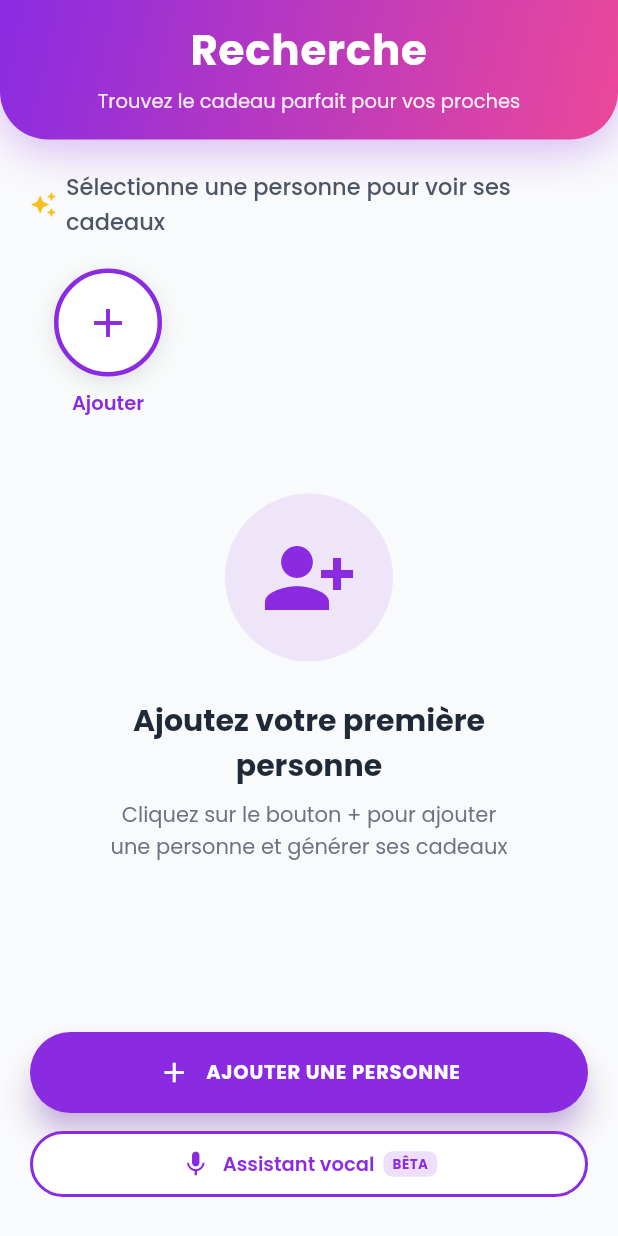
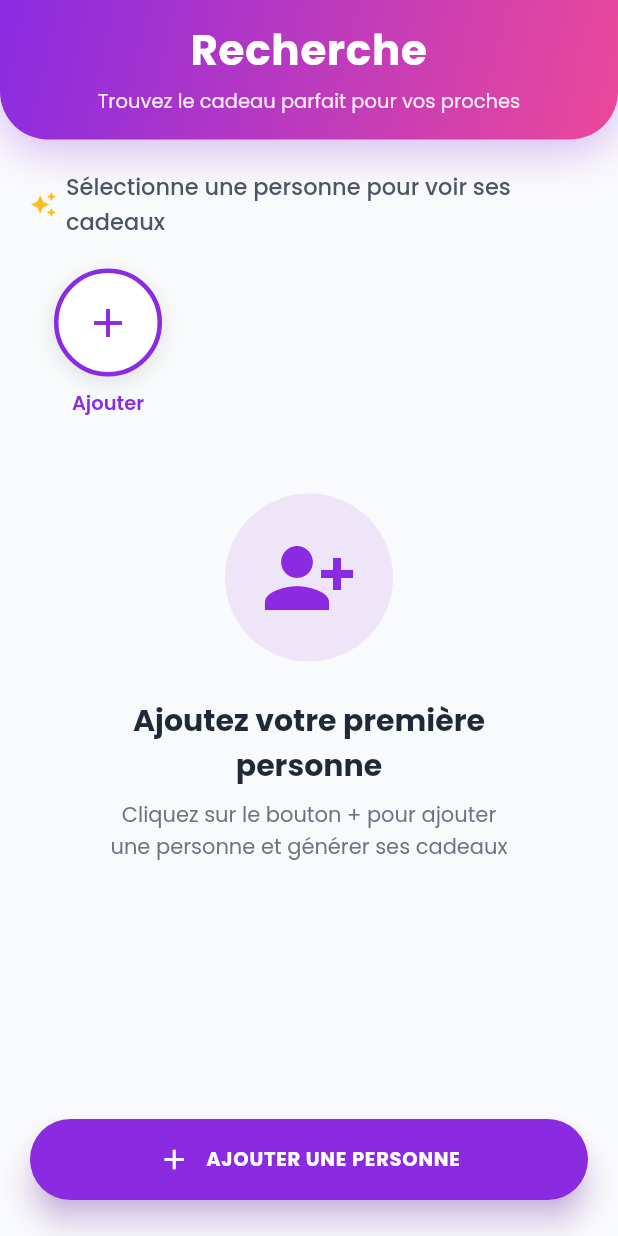
Before and after one commit to Aureliengrl/Doron, a Flutter app: the SearchPageWidget screen opened directly, on a phone screen of 412 x 824 dp. Run offline on Flutter 3.47's test engine with Material 3 defaults, Android fonts, the phone set to English and light mode, and no system bars; our stand-ins replace auto_size_text, cached_network_image, cloud_firestore, easy_debounce, equatable, firebase_auth and 16 more; missing offline and left inert: json_path, mime_type; accounts and stored records are empty; network calls fail; project files that could hold a hidden picture were left out.

Commit message:
MAJOR FIX: Suppression Assistant Vocal + Filtrage Genre STRICT + Corrections bugs
🗑️ SUPPRESSION ASSISTANT VOCAL:
- Suppression du bouton dans search_page_widget.dart
- Suppression des routes dans nav.dart
- Les fichiers restent mais ne sont plus accessibles

👤 FILTRAGE GENRE ULTRA-STRICT (Mode Person):
- Détection intelligente du genre via mots-clés si pas de tag
  (robe, maquillage, lingerie = femme / cravate, rasoir, barbe = homme)
- EXCLUSION STRICTE des produits du mauvais genre (-10000 score)
- PAS de fallback en mode person: mieux vaut 0 résultats que mauvais genre
- Garantit: recherche homme = UNIQUEMENT produits homme

🐛 CORRECTIONS BUGS CRITIQUES:
- gift_results_widget.dart: 4 casts dangereux corrigés
  - gift['match'] as int → conversion sécurisée (int/double)
  - gift['id'] as int → conversion sécurisée (int/String)
- search_page_widget.dart: 1 cast dangereux corrigé
- openai_service.dart: cast budget sécurisé

✅ VÉRIFICATIONS EFFECTUÉES:
- Animations .repeat(): OK (dispose() correctement implémenté)
- Duration.zero: AUCUNE occurrence
- Streams: correctement gérés dans main.dart
- mounted checks: présents dans FlutterFlow widgets

```diff
--- a/lib/flutter_flow/nav/nav.dart
+++ b/lib/flutter_flow/nav/nav.dart
@@ -20,9 +20,6 @@ import '/flutter_flow/flutter_flow_util.dart';
 import 'serialization_util.dart';
 
 import '/index.dart';
-import '/pages/voice_assistant/voice_listening_page_widget.dart';
-import '/pages/voice_assistant/voice_analysis_page_widget.dart';
-import '/pages/voice_assistant/voice_results_page_widget.dart';
 import '/pages/tiktok_inspiration/tiktok_inspiration_page_widget.dart';
 import '/pages/admin/admin_products_page.dart';
 
@@ -277,52 +274,6 @@ GoRouter createRouter(AppStateNotifier appStateNotifier) => GoRouter(
           name: SplashScreenWidget.routeName,
           path: SplashScreenWidget.routePath,
           builder: (context, params) => SplashScreenWidget(),
-        ),
-        // Voice Assistant routes
-        FFRoute(
-          name: 'voiceListening',
-          path: '/voiceListening',
-          builder: (context, params) {
-            // Import dynamique pour éviter les dépendances circulaires
-            return Builder(
-              builder: (context) {
-                // Import de la page ici
-                final voicePage = VoiceListeningPageWidget();
-                return voicePage;
-              },
-            );
-          },
-        ),
-        FFRoute(
-          name: 'voiceAnalysis',
-          path: '/voiceAnalysis',
-          builder: (context, params) {
-            final transcript = params.state.extra as Map<String, dynamic>?;
-            return Builder(
-              builder: (context) {
-                final voicePage = VoiceAnalysisPageWidget(
-                  transcript: transcript?['transcript'] ?? '',
-                );
-                return voicePage;
-              },
-            );
-          },
-        ),
-        FFRoute(
-          name: 'voiceResults',
-          path: '/voiceResults',
-          builder: (context, params) {
-            final data = params.state.extra as Map<String, dynamic>?;
-            return Builder(
-              builder: (context) {
-                final voicePage = VoiceResultsPageWidget(
-                  analysis: data?['analysis'] ?? {},
-                  transcript: data?['transcript'] ?? '',
-                );
-                return voicePage;
-              },
-            );
-          },
         ),
         // TikTok Inspiration (BÊTA)
         FFRoute(
--- a/lib/pages/new_pages/search_page/search_page_widget.dart
+++ b/lib/pages/new_pages/search_page/search_page_widget.dart
@@ -784,7 +784,10 @@ class _SearchPageWidgetState extends State<SearchPageWidget> {
                         onTap: () {
                           if (mounted) {
                             setState(() {
-                              _model.toggleLike(product['id'] as int);
+                              // FIX: Cast sécurisé - ID peut être String ou int
+                              final idRaw = product['id'];
+                              final productId = idRaw is int ? idRaw : (int.tryParse(idRaw.toString()) ?? 0);
+                              _model.toggleLike(productId);
                             });
                             Navigator.pop(context);
                             _showProductDetail(product);
@@ -950,58 +953,6 @@ class _SearchPageWidgetState extends State<SearchPageWidget> {
             ],
           ),
         ),
-
-        const SizedBox(height: 10),
-
-        // Bouton Assistant Vocal condensé
-        OutlinedButton(
-          onPressed: () {
-            context.push('/voiceListening');
-          },
-          style: OutlinedButton.styleFrom(
-            padding: const EdgeInsets.symmetric(horizontal: 20, vertical: 12),
-            shape: RoundedRectangleBorder(
-              borderRadius: BorderRadius.circular(28),
-            ),
-            side: BorderSide(color: violetColor, width: 2),
-            backgroundColor: Colors.white,
-          ),
-          child: Row(
-            mainAxisAlignment: MainAxisAlignment.center,
-            children: [
-              Icon(Icons.mic, color: violetColor, size: 20),
-              const SizedBox(width: 8),
-              Text(
-                'Assistant vocal',
-                style: GoogleFonts.poppins(
-                  fontSize: 13,
-                  fontWeight: FontWeight.w600,
-                  color: violetColor,
-                ),
-              ),
-              const SizedBox(width: 6),
-              Container(
-                padding: const EdgeInsets.symmetric(
-                  horizontal: 6,
-                  vertical: 2,
-                ),
-                decoration: BoxDecoration(
-                  color: violetColor.withOpacity(0.15),
-                  borderRadius: BorderRadius.circular(6),
-                ),
-                child: Text(
-                  'BÊTA',
-                  style: GoogleFonts.poppins(
-                    fontSize: 9,
-                    fontWeight: FontWeight.bold,
-                    color: violetColor,
-                    letterSpacing: 0.3,
-                  ),
-                ),
-              ),
-            ],
-          ),
-        ),
       ],
     );
   }
--- a/lib/services/openai_service.dart
+++ b/lib/services/openai_service.dart
@@ -305,7 +305,9 @@ $allBrandsString
   /// Cadeaux de secours si OpenAI échoue
   static List<Map<String, dynamic>> _getFallbackGifts(
       Map<String, dynamic> answers) {
-    final budget = (answers['budget'] ?? 50) as double;
+    // FIX: Cast sécurisé - budget peut être int, double ou String
+    final budgetRaw = answers['budget'] ?? 50;
+    final budget = budgetRaw is double ? budgetRaw : (budgetRaw is int ? budgetRaw.toDouble() : 50.0);
 
     return [
       {
```
Also changed, not shown: lib/pages/new_pages/gift_results/gift_results_widget.dart (+14 -4 lines), lib/services/product_matching_service.dart (+53 -8 lines).
